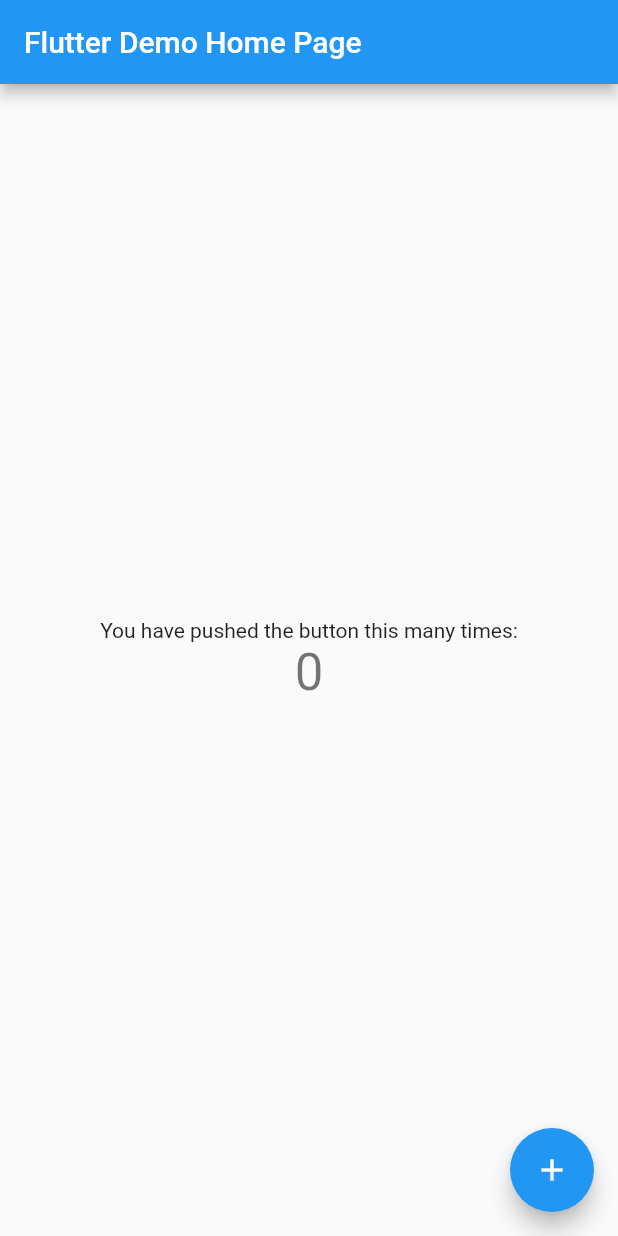
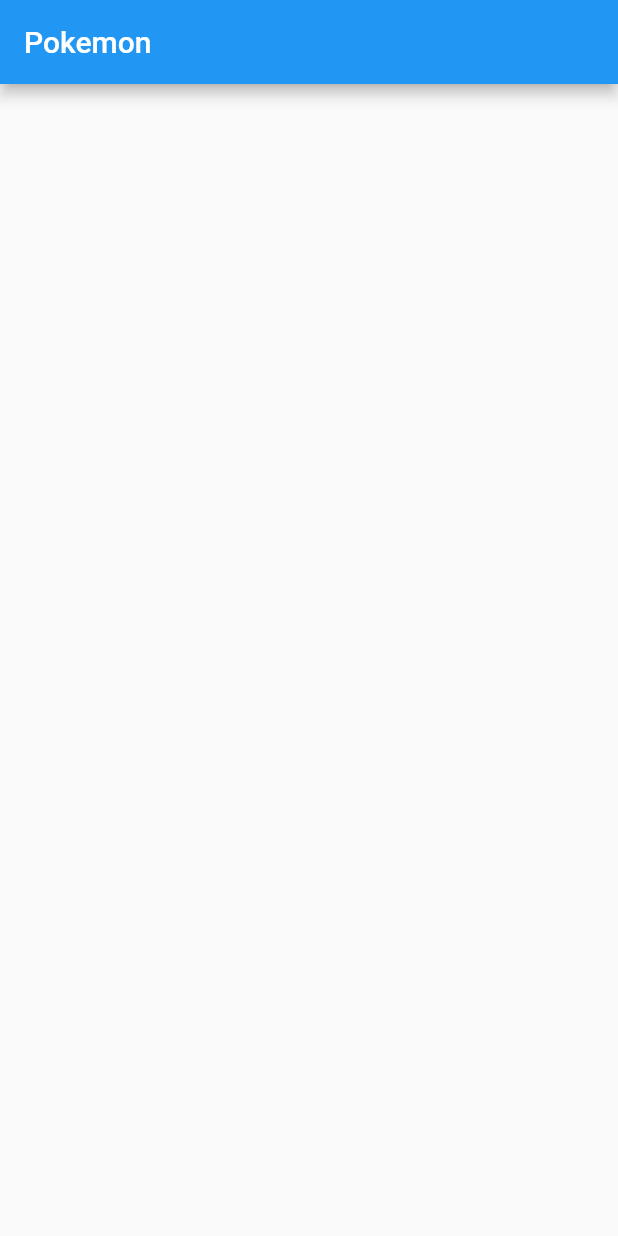
Before and after one commit to fahricandurucan/poke_dex, a Flutter app: the screen it shows after launch, on a phone screen of 412 x 824 dp. Run offline on Flutter 3.47's test engine with Material 2 defaults, Android fonts, the phone set to English and light mode, and no system bars; our stand-ins replace dio; network calls fail.

Commit message:
the data from remote api was coded

```diff
--- /dev/null
+++ b/lib/HomePage.dart
@@ -0,0 +1,21 @@
+import 'package:flutter/material.dart';
+
+class HomePage extends StatefulWidget {
+  const HomePage({Key? key}) : super(key: key);
+
+  @override
+  _HomePageState createState() => _HomePageState();
+}
+
+class _HomePageState extends State<HomePage> {
+  @override
+  Widget build(BuildContext context) {
+
+    return Scaffold(
+      appBar: AppBar(
+        title: Text("Pokemon"),
+      ),
+      body: Center(),
+    );
+  }
+}
--- /dev/null
+++ b/lib/dataHelper/PokemonApi.dart
@@ -0,0 +1,29 @@
+import 'dart:convert';
+
+import 'package:dio/dio.dart';
+import 'package:poke_dex/models/Pokemon.dart';
+
+class PokemonApi{
+
+
+
+  static Future<List<Pokemon>> getPokemonData() async{
+     try{
+       List<Pokemon> pokemonList = [];
+       var response = await Dio().get("https://raw.githubusercontent.com/Biuni/PokemonGO-Pokedex/master/pokedex.json");
+       var result = jsonDecode(response.data);
+
+       if(response.statusCode == 200){ // ==200 means there is not any error
+         pokemonList = (result["pokemon"] as List)
+         .map((e) => Pokemon.fromMap(e)).toList();
+         return pokemonList;
+       }
+       return pokemonList;   // return a empty list
+     }
+     on DioError catch(e){
+       return Future.error(e.message);
+     }
+
+  }
+
+}
--- a/lib/main.dart
+++ b/lib/main.dart
@@ -1,4 +1,6 @@
 import 'package:flutter/material.dart';
+import 'package:poke_dex/HomePage.dart';
+import 'package:poke_dex/dataHelper/PokemonApi.dart';
 
 void main() {
   runApp(const MyApp());
@@ -7,109 +9,16 @@ void main() {
 class MyApp extends StatelessWidget {
   const MyApp({super.key});
 
-  // This widget is the root of your application.
   @override
   Widget build(BuildContext context) {
+    PokemonApi.getPokemonData();
     return MaterialApp(
+      debugShowCheckedModeBanner: false,
       title: 'Flutter Demo',
       theme: ThemeData(
-        // This is the theme of your application.
-        //
-        // Try running your application with "flutter run". You'll see the
-        // application has a blue toolbar. Then, without quitting the app, try
-        // changing the primarySwatch below to Colors.green and then invoke
-        // "hot reload" (press "r" in the console where you ran "flutter run",
-        // or simply save your changes to "hot reload" in a Flutter IDE).
-        // Notice that the counter didn't reset back to zero; the application
-        // is not restarted.
         primarySwatch: Colors.blue,
       ),
-      home: const MyHomePage(title: 'Flutter Demo Home Page'),
+      home: HomePage(),
     );
   }
 }
-
-class MyHomePage extends StatefulWidget {
-  const MyHomePage({super.key, required this.title});
-
-  // This widget is the home page of your application. It is stateful, meaning
-  // that it has a State object (defined below) that contains fields that affect
-  // how it looks.
-
-  // This class is the configuration for the state. It holds the values (in this
-  // case the title) provided by the parent (in this case the App widget) and
-  // used by the build method of the State. Fields in a Widget subclass are
-  // always marked "final".
-
-  final String title;
-
-  @override
-  State<MyHomePage> createState() => _MyHomePageState();
-}
-
-class _MyHomePageState extends State<MyHomePage> {
-  int _counter = 0;
-
-  void _incrementCounter() {
-    setState(() {
-      // This call to setState tells the Flutter framework that something has
-      // changed in this State, which causes it to rerun the build method below
-      // so that the display can reflect the updated values. If we changed
-      // _counter without calling setState(), then the build method would not be
-      // called again, and so nothing would appear to happen.
-      _counter++;
-    });
-  }
-
-  @override
-  Widget build(BuildContext context) {
-    // This method is rerun every time setState is called, for instance as done
-    // by the _incrementCounter method above.
-    //
-    // The Flutter framework has been optimized to make rerunning build methods
-    // fast, so that you can just rebuild anything that needs updating rather
-    // than having to individually change instances of widgets.
-    return Scaffold(
-      appBar: AppBar(
-        // Here we take the value from the MyHomePage object that was created by
-        // the App.build method, and use it to set our appbar title.
-        title: Text(widget.title),
-      ),
-      body: Center(
-        // Center is a layout widget. It takes a single child and positions it
-        // in the middle of the parent.
-        child: Column(
-          // Column is also a layout widget. It takes a list of children and
-          // arranges them vertically. By default, it sizes itself to fit its
-          // children horizontally, and tries to be as tall as its parent.
-          //
-          // Invoke "debug painting" (press "p" in the console, choose the
-          // "Toggle Debug Paint" action from the Flutter Inspector in Android
-          // Studio, or the "Toggle Debug Paint" command in Visual Studio Code)
-          // to see the wireframe for each widget.
-          //
-          // Column has various properties to control how it sizes itself and
-          // how it positions its children. Here we use mainAxisAlignment to
-          // center the children vertically; the main axis here is the vertical
-          // axis because Columns are vertical (the cross axis would be
-          // horizontal).
-          mainAxisAlignment: MainAxisAlignment.center,
-          children: <Widget>[
-            const Text(
-              'You have pushed the button this many times:',
-            ),
-            Text(
-              '$_counter',
-              style: Theme.of(context).textTheme.headline4,
-            ),
-          ],
-        ),
-      ),
-      floatingActionButton: FloatingActionButton(
-        onPressed: _incrementCounter,
-        tooltip: 'Increment',
-        child: const Icon(Icons.add),
-      ), // This trailing comma makes auto-formatting nicer for build methods.
-    );
-  }
-}
--- a/pubspec.yaml
+++ b/pubspec.yaml
@@ -62,7 +62,7 @@ flutter:
 
   # To add assets to your application, add an assets section, like this:
   assets:
-    - images /
+    - images/
 
   # An image asset can refer to one or more resolution-specific "variants", see
   # https://flutter.dev/assets-and-images/#resolution-aware
```
